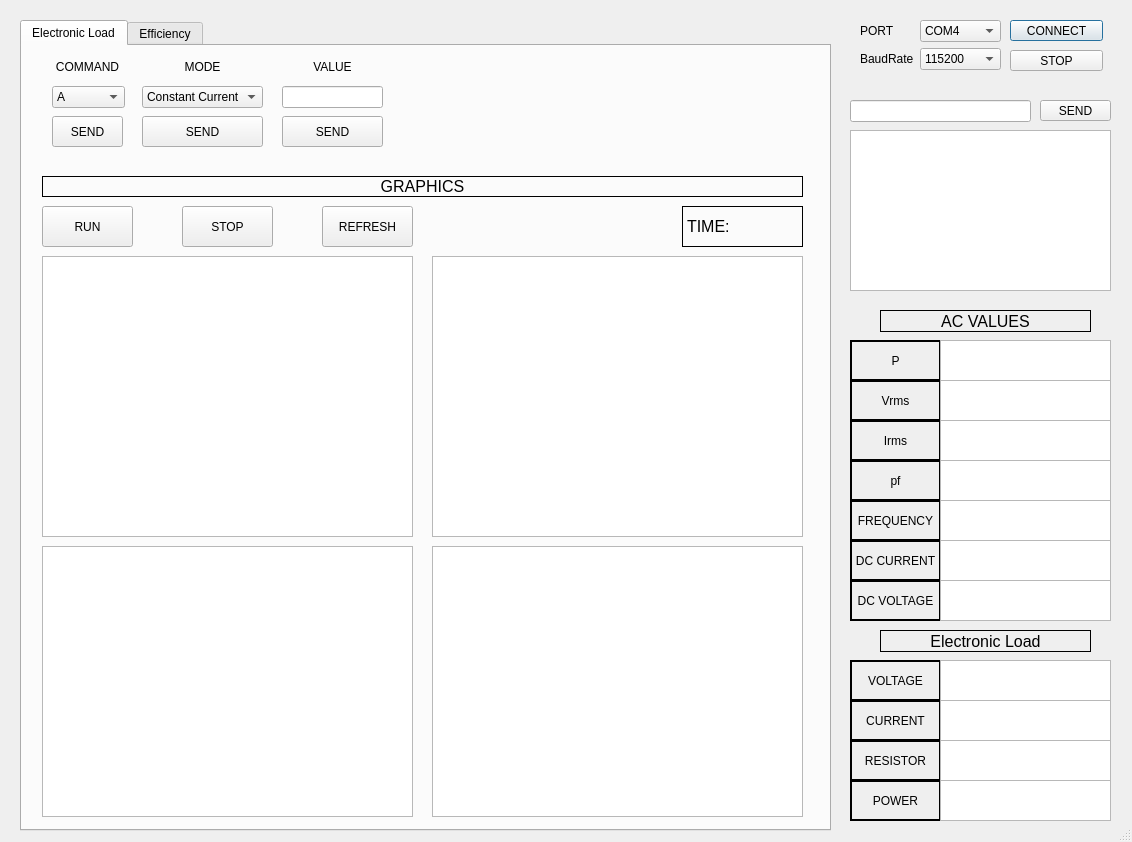
Above: electronic_load_last.ui from erenakyol09/electricLoad_efficiency before the change. Below: the same form after it.
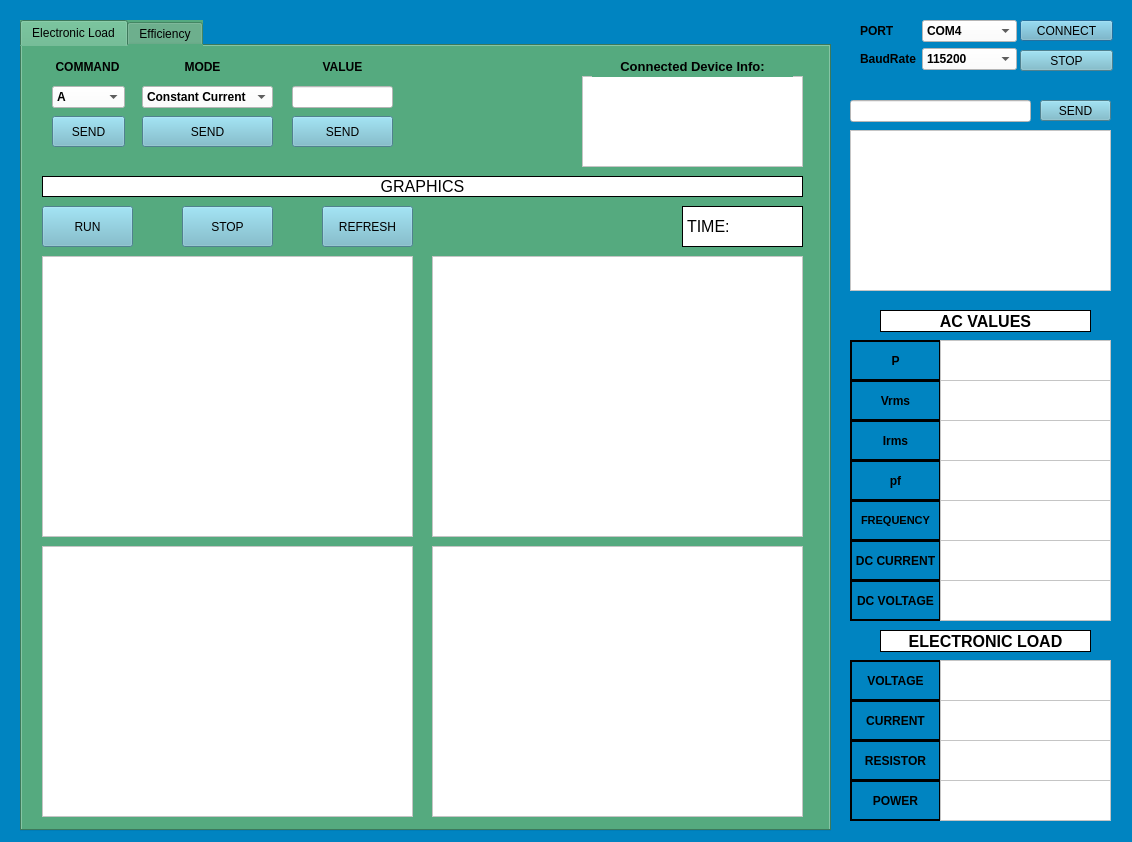
That is the form after the change.

```diff
--- a/electronic_load_last.ui
+++ b/electronic_load_last.ui
@@ -13,18 +13,24 @@
   <property name="windowTitle">
    <string>ELECTRONIC LOAD</string>
   </property>
+  <property name="styleSheet">
+   <string notr="true">background-color: rgb(0, 132, 193);</string>
+  </property>
   <property name="sizeGripEnabled">
    <bool>true</bool>
   </property>
   <widget class="QPushButton" name="pushButton">
    <property name="geometry">
     <rect>
-     <x>1010</x>
+     <x>1020</x>
      <y>20</y>
      <width>93</width>
      <height>21</height>
     </rect>
    </property>
+   <property name="styleSheet">
+    <string notr="true">background-color: rgb(112, 181, 200);</string>
+   </property>
    <property name="text">
     <string>CONNECT</string>
    </property>
@@ -32,12 +38,15 @@
   <widget class="QPushButton" name="pushButton_2">
    <property name="geometry">
     <rect>
-     <x>1010</x>
+     <x>1020</x>
      <y>50</y>
      <width>93</width>
      <height>21</height>
     </rect>
    </property>
+   <property name="styleSheet">
+    <string notr="true">background-color: rgb(112, 181, 200);</string>
+   </property>
    <property name="text">
     <string>STOP</string>
    </property>
@@ -47,20 +56,22 @@
     <rect>
      <x>860</x>
      <y>20</y>
-     <width>141</width>
-     <height>71</height>
+     <width>157</width>
+     <height>72</height>
     </rect>
    </property>
    <layout class="QFormLayout" name="formLayout">
-    <item row="0" column="0">
-     <widget class="QLabel" name="label_2">
-      <property name="text">
-       <string>PORT</string>
-      </property>
-     </widget>
-    </item>
     <item row="0" column="1">
      <widget class="QComboBox" name="comboBox">
+      <property name="font">
+       <font>
+        <weight>75</weight>
+        <bold>true</bold>
+       </font>
+      </property>
+      <property name="styleSheet">
+       <string notr="true">background-color: rgb(255, 255, 255);</string>
+      </property>
       <item>
        <property name="text">
         <string>COM4</string>
@@ -85,6 +96,13 @@
     </item>
     <item row="1" column="0">
      <widget class="QLabel" name="label">
+      <property name="font">
+       <font>
+        <pointsize>9</pointsize>
+        <weight>75</weight>
+        <bold>true</bold>
+       </font>
+      </property>
       <property name="text">
        <string>BaudRate</string>
       </property>
@@ -92,6 +110,15 @@
     </item>
     <item row="1" column="1">
      <widget class="QComboBox" name="comboBox_2">
+      <property name="font">
+       <font>
+        <weight>75</weight>
+        <bold>true</bold>
+       </font>
+      </property>
+      <property name="styleSheet">
+       <string notr="true">background-color: rgb(255, 255, 255);</string>
+      </property>
       <item>
        <property name="text">
         <string>115200</string>
@@ -124,6 +151,23 @@
       </item>
      </widget>
     </item>
+    <item row="0" column="0">
+     <widget class="QLabel" name="label_2">
+      <property name="font">
+       <font>
+        <pointsize>9</pointsize>
+        <weight>75</weight>
+        <bold>true</bold>
+       </font>
+      </property>
+      <property name="styleSheet">
+       <string notr="true"/>
+      </property>
+      <property name="text">
+       <string>PORT</string>
+      </property>
+     </widget>
+    </item>
    </layout>
   </widget>
   <widget class="QTextBrowser" name="textBrowser">
@@ -135,6 +179,9 @@
      <height>161</height>
     </rect>
    </property>
+   <property name="styleSheet">
+    <string notr="true">background-color: rgb(255, 255, 255);</string>
+   </property>
   </widget>
   <widget class="QLineEdit" name="lineEdit">
    <property name="geometry">
@@ -145,6 +192,9 @@
      <height>22</height>
     </rect>
    </property>
+   <property name="styleSheet">
+    <string notr="true">background-color: rgb(255, 255, 255);</string>
+   </property>
   </widget>
   <widget class="QPushButton" name="pushButton_3">
    <property name="geometry">
@@ -155,6 +205,9 @@
      <height>21</height>
     </rect>
    </property>
+   <property name="styleSheet">
+    <string notr="true">background-color: rgb(112, 181, 200);</string>
+   </property>
    <property name="text">
     <string>SEND</string>
    </property>
@@ -168,6 +221,12 @@
      <height>41</height>
     </rect>
    </property>
+   <property name="font">
+    <font>
+     <weight>75</weight>
+     <bold>true</bold>
+    </font>
+   </property>
    <property name="frameShape">
     <enum>QFrame::WinPanel</enum>
    </property>
@@ -187,6 +246,12 @@
      <height>41</height>
     </rect>
    </property>
+   <property name="font">
+    <font>
+     <weight>75</weight>
+     <bold>true</bold>
+    </font>
+   </property>
    <property name="frameShape">
     <enum>QFrame::WinPanel</enum>
    </property>
@@ -209,8 +274,13 @@
    <property name="font">
     <font>
      <pointsize>12</pointsize>
+     <weight>75</weight>
+     <bold>true</bold>
     </font>
    </property>
+   <property name="styleSheet">
+    <string notr="true">background-color: rgb(255, 255, 255);</string>
+   </property>
    <property name="frameShape">
     <enum>QFrame::Box</enum>
    </property>
@@ -230,6 +300,13 @@
      <height>41</height>
     </rect>
    </property>
+   <property name="font">
+    <font>
+     <pointsize>9</pointsize>
+     <weight>75</weight>
+     <bold>true</bold>
+    </font>
+   </property>
    <property name="frameShape">
     <enum>QFrame::WinPanel</enum>
    </property>
@@ -249,6 +326,13 @@
      <height>41</height>
     </rect>
    </property>
+   <property name="font">
+    <font>
+     <pointsize>9</pointsize>
+     <weight>75</weight>
+     <bold>true</bold>
+    </font>
+   </property>
    <property name="frameShape">
     <enum>QFrame::WinPanel</enum>
    </property>
@@ -268,6 +352,13 @@
      <height>41</height>
     </rect>
    </property>
+   <property name="font">
+    <font>
+     <pointsize>9</pointsize>
+     <weight>75</weight>
+     <bold>true</bold>
+    </font>
+   </property>
    <property name="frameShape">
     <enum>QFrame::WinPanel</enum>
    </property>
@@ -287,6 +378,13 @@
      <height>41</height>
     </rect>
    </property>
+   <property name="font">
+    <font>
+     <pointsize>9</pointsize>
+     <weight>75</weight>
+     <bold>true</bold>
+    </font>
+   </property>
    <property name="frameShape">
     <enum>QFrame::WinPanel</enum>
    </property>
@@ -306,6 +404,13 @@
      <height>41</height>
     </rect>
    </property>
+   <property name="font">
+    <font>
+     <pointsize>8</pointsize>
+     <weight>75</weight>
+     <bold>true</bold>
+    </font>
+   </property>
    <property name="frameShape">
     <enum>QFrame::WinPanel</enum>
    </property>
@@ -333,6 +438,9 @@
    <property name="contextMenuPolicy">
     <enum>Qt::NoContextMenu</enum>
    </property>
+   <property name="styleSheet">
+    <string notr="true">background-color: rgb(255, 255, 255);</string>
+   </property>
    <property name="sizeAdjustPolicy">
     <enum>QAbstractScrollArea::AdjustIgnored</enum>
    </property>
@@ -353,6 +461,9 @@
      <height>41</height>
     </rect>
    </property>
+   <property name="styleSheet">
+    <string notr="true">background-color: rgb(255, 255, 255);</string>
+   </property>
    <property name="html">
     <string>&lt;!DOCTYPE HTML PUBLIC &quot;-//W3C//DTD HTML 4.0//EN&quot; &quot;http://www.w3.org/TR/REC-html40/strict.dtd&quot;&gt;
 &lt;html&gt;&lt;head&gt;&lt;meta name=&quot;qrichtext&quot; content=&quot;1&quot; /&gt;&lt;style type=&quot;text/css&quot;&gt;
@@ -370,6 +481,9 @@
      <height>41</height>
     </rect>
    </property>
+   <property name="styleSheet">
+    <string notr="true">background-color: rgb(255, 255, 255);</string>
+   </property>
    <property name="html">
     <string>&lt;!DOCTYPE HTML PUBLIC &quot;-//W3C//DTD HTML 4.0//EN&quot; &quot;http://www.w3.org/TR/REC-html40/strict.dtd&quot;&gt;
 &lt;html&gt;&lt;head&gt;&lt;meta name=&quot;qrichtext&quot; content=&quot;1&quot; /&gt;&lt;style type=&quot;text/css&quot;&gt;
@@ -387,6 +501,9 @@
      <height>41</height>
     </rect>
    </property>
+   <property name="styleSheet">
+    <string notr="true">background-color: rgb(255, 255, 255);</string>
+   </property>
    <property name="html">
     <string>&lt;!DOCTYPE HTML PUBLIC &quot;-//W3C//DTD HTML 4.0//EN&quot; &quot;http://www.w3.org/TR/REC-html40/strict.dtd&quot;&gt;
 &lt;html&gt;&lt;head&gt;&lt;meta name=&quot;qrichtext&quot; content=&quot;1&quot; /&gt;&lt;style type=&quot;text/css&quot;&gt;
@@ -404,6 +521,9 @@
      <height>41</height>
     </rect>
    </property>
+   <property name="styleSheet">
+    <string notr="true">background-color: rgb(255, 255, 255);</string>
+   </property>
    <property name="html">
     <string>&lt;!DOCTYPE HTML PUBLIC &quot;-//W3C//DTD HTML 4.0//EN&quot; &quot;http://www.w3.org/TR/REC-html40/strict.dtd&quot;&gt;
 &lt;html&gt;&lt;head&gt;&lt;meta name=&quot;qrichtext&quot; content=&quot;1&quot; /&gt;&lt;style type=&quot;text/css&quot;&gt;
@@ -421,6 +541,9 @@
      <height>41</height>
     </rect>
    </property>
+   <property name="styleSheet">
+    <string notr="true">background-color: rgb(255, 255, 255);</string>
+   </property>
    <property name="html">
     <string>&lt;!DOCTYPE HTML PUBLIC &quot;-//W3C//DTD HTML 4.0//EN&quot; &quot;http://www.w3.org/TR/REC-html40/strict.dtd&quot;&gt;
 &lt;html&gt;&lt;head&gt;&lt;meta name=&quot;qrichtext&quot; content=&quot;1&quot; /&gt;&lt;style type=&quot;text/css&quot;&gt;
@@ -438,6 +561,9 @@
      <height>41</height>
     </rect>
    </property>
+   <property name="styleSheet">
+    <string notr="true">background-color: rgb(255, 255, 255);</string>
+   </property>
    <property name="html">
     <string>&lt;!DOCTYPE HTML PUBLIC &quot;-//W3C//DTD HTML 4.0//EN&quot; &quot;http://www.w3.org/TR/REC-html40/strict.dtd&quot;&gt;
 &lt;html&gt;&lt;head&gt;&lt;meta name=&quot;qrichtext&quot; content=&quot;1&quot; /&gt;&lt;style type=&quot;text/css&quot;&gt;
@@ -455,6 +581,13 @@
      <height>41</height>
     </rect>
    </property>
+   <property name="font">
+    <font>
+     <pointsize>9</pointsize>
+     <weight>75</weight>
+     <bold>true</bold>
+    </font>
+   </property>
    <property name="frameShape">
     <enum>QFrame::WinPanel</enum>
    </property>
@@ -474,6 +607,13 @@
      <height>41</height>
     </rect>
    </property>
+   <property name="font">
+    <font>
+     <pointsize>9</pointsize>
+     <weight>75</weight>
+     <bold>true</bold>
+    </font>
+   </property>
    <property name="frameShape">
     <enum>QFrame::WinPanel</enum>
    </property>
@@ -493,6 +633,9 @@
      <height>41</height>
     </rect>
    </property>
+   <property name="styleSheet">
+    <string notr="true">background-color: rgb(255, 255, 255);</string>
+   </property>
    <property name="html">
     <string>&lt;!DOCTYPE HTML PUBLIC &quot;-//W3C//DTD HTML 4.0//EN&quot; &quot;http://www.w3.org/TR/REC-html40/strict.dtd&quot;&gt;
 &lt;html&gt;&lt;head&gt;&lt;meta name=&quot;qrichtext&quot; content=&quot;1&quot; /&gt;&lt;style type=&quot;text/css&quot;&gt;
@@ -513,13 +656,18 @@
    <property name="font">
     <font>
      <pointsize>12</pointsize>
+     <weight>75</weight>
+     <bold>true</bold>
     </font>
    </property>
+   <property name="styleSheet">
+    <string notr="true">background-color: rgb(255, 255, 255);</string>
+   </property>
    <property name="frameShape">
     <enum>QFrame::Box</enum>
    </property>
    <property name="text">
-    <string>Electronic Load</string>
+    <string>ELECTRONIC LOAD</string>
    </property>
    <property name="alignment">
     <set>Qt::AlignCenter</set>
@@ -542,6 +690,9 @@
    <property name="contextMenuPolicy">
     <enum>Qt::NoContextMenu</enum>
    </property>
+   <property name="styleSheet">
+    <string notr="true">background-color: rgb(255, 255, 255);</string>
+   </property>
    <property name="sizeAdjustPolicy">
     <enum>QAbstractScrollArea::AdjustIgnored</enum>
    </property>
@@ -562,6 +713,9 @@
      <height>811</height>
     </rect>
    </property>
+   <property name="styleSheet">
+    <string notr="true">background-color: rgb(85, 170, 127);</string>
+   </property>
    <property name="currentIndex">
     <number>0</number>
    </property>
@@ -574,10 +728,13 @@
       <rect>
        <x>30</x>
        <y>70</y>
-       <width>71</width>
+       <width>73</width>
        <height>31</height>
       </rect>
      </property>
+     <property name="styleSheet">
+      <string notr="true">background-color: rgb(112, 181, 200);</string>
+     </property>
      <property name="text">
       <string>SEND</string>
      </property>
@@ -591,6 +748,15 @@
        <height>22</height>
       </rect>
      </property>
+     <property name="font">
+      <font>
+       <weight>75</weight>
+       <bold>true</bold>
+      </font>
+     </property>
+     <property name="styleSheet">
+      <string notr="true">background-color: rgb(255, 255, 255);</string>
+     </property>
      <item>
       <property name="text">
        <string>A</string>
@@ -610,12 +776,19 @@
     <widget class="QLabel" name="label_3">
      <property name="geometry">
       <rect>
-       <x>30</x>
+       <x>20</x>
        <y>10</y>
-       <width>71</width>
+       <width>91</width>
        <height>22</height>
       </rect>
      </property>
+     <property name="font">
+      <font>
+       <pointsize>9</pointsize>
+       <weight>75</weight>
+       <bold>true</bold>
+      </font>
+     </property>
      <property name="text">
       <string>COMMAND</string>
      </property>
@@ -628,10 +801,19 @@
       <rect>
        <x>120</x>
        <y>40</y>
-       <width>121</width>
+       <width>131</width>
        <height>22</height>
       </rect>
      </property>
+     <property name="font">
+      <font>
+       <weight>75</weight>
+       <bold>true</bold>
+      </font>
+     </property>
+     <property name="styleSheet">
+      <string notr="true">background-color: rgb(255, 255, 255);</string>
+     </property>
      <item>
       <property name="text">
        <string>Constant Current</string>
@@ -662,6 +844,13 @@
        <height>22</height>
       </rect>
      </property>
+     <property name="font">
+      <font>
+       <pointsize>9</pointsize>
+       <weight>75</weight>
+       <bold>true</bold>
+      </font>
+     </property>
      <property name="text">
       <string>MODE</string>
      </property>
@@ -672,12 +861,15 @@
     <widget class="QLineEdit" name="lineEdit_2">
      <property name="geometry">
       <rect>
-       <x>260</x>
+       <x>270</x>
        <y>40</y>
        <width>101</width>
        <height>22</height>
       </rect>
      </property>
+     <property name="styleSheet">
+      <string notr="true">background-color: rgb(255, 255, 255);</string>
+     </property>
      <property name="alignment">
       <set>Qt::AlignCenter</set>
      </property>
@@ -685,12 +877,19 @@
     <widget class="QLabel" name="label_7">
      <property name="geometry">
       <rect>
-       <x>260</x>
+       <x>270</x>
        <y>10</y>
        <width>101</width>
        <height>22</height>
       </rect>
      </property>
+     <property name="font">
+      <font>
+       <pointsize>9</pointsize>
+       <weight>75</weight>
+       <bold>true</bold>
+      </font>
+     </property>
      <property name="text">
       <string>VALUE</string>
      </property>
@@ -703,10 +902,13 @@
       <rect>
        <x>120</x>
        <y>70</y>
-       <width>121</width>
+       <width>131</width>
        <height>31</height>
       </rect>
      </property>
+     <property name="styleSheet">
+      <string notr="true">background-color: rgb(112, 181, 200);</string>
+     </property>
      <property name="text">
       <string>SEND</string>
      </property>
@@ -714,12 +916,15 @@
     <widget class="QPushButton" name="pushButton_6">
      <property name="geometry">
       <rect>
-       <x>260</x>
+       <x>270</x>
        <y>70</y>
        <width>101</width>
        <height>31</height>
       </rect>
      </property>
+     <property name="styleSheet">
+      <string notr="true">background-color: rgb(112, 181, 200);</string>
+     </property>
      <property name="text">
       <string>SEND</string>
      </property>
@@ -738,6 +943,9 @@
        <pointsize>12</pointsize>
       </font>
      </property>
+     <property name="styleSheet">
+      <string notr="true">background-color: rgb(255, 255, 255);</string>
+     </property>
      <property name="frameShape">
       <enum>QFrame::Box</enum>
      </property>
@@ -757,6 +965,9 @@
        <height>281</height>
       </rect>
      </property>
+     <property name="styleSheet">
+      <string notr="true">background-color: rgb(255, 255, 255);</string>
+     </property>
     </widget>
     <widget class="QGraphicsView" name="Current_Voltgae">
      <property name="geometry">
@@ -767,6 +978,9 @@
        <height>281</height>
       </rect>
      </property>
+     <property name="styleSheet">
+      <string notr="true">background-color: rgb(255, 255, 255);</string>
+     </property>
     </widget>
     <widget class="QGraphicsView" name="Power_Time">
      <property name="geometry">
@@ -777,6 +991,9 @@
        <height>271</height>
       </rect>
      </property>
+     <property name="styleSheet">
+      <string notr="true">background-color: rgb(255, 255, 255);</string>
+     </property>
     </widget>
     <widget class="QGraphicsView" name="Current_Time">
      <property name="geometry">
@@ -787,6 +1004,9 @@
        <height>271</height>
       </rect>
      </property>
+     <property name="styleSheet">
+      <string notr="true">background-color: rgb(255, 255, 255);</string>
+     </property>
     </widget>
     <widget class="QLabel" name="label_34">
      <property name="geometry">
@@ -802,6 +1022,9 @@
        <pointsize>12</pointsize>
       </font>
      </property>
+     <property name="styleSheet">
+      <string notr="true">background-color: rgb(255, 255, 255);</string>
+     </property>
      <property name="frameShape">
       <enum>QFrame::Box</enum>
      </property>
@@ -821,6 +1044,9 @@
        <height>41</height>
       </rect>
      </property>
+     <property name="styleSheet">
+      <string notr="true">background-color: rgb(112, 181, 200);</string>
+     </property>
      <property name="text">
       <string>RUN</string>
      </property>
@@ -834,6 +1060,9 @@
        <height>41</height>
       </rect>
      </property>
+     <property name="styleSheet">
+      <string notr="true">background-color: rgb(112, 181, 200);</string>
+     </property>
      <property name="text">
       <string>STOP</string>
      </property>
@@ -847,30 +1076,56 @@
        <height>41</height>
       </rect>
      </property>
+     <property name="styleSheet">
+      <string notr="true">background-color: rgb(112, 181, 200);</string>
+     </property>
      <property name="text">
       <string>REFRESH</string>
      </property>
     </widget>
-    <zorder>pushButton_4</zorder>
-    <zorder>comboBox_3</zorder>
-    <zorder>label_3</zorder>
-    <zorder>comboBox_4</zorder>
-    <zorder>label_4</zorder>
-    <zorder>lineEdit_2</zorder>
-    <zorder>label_7</zorder>
-    <zorder>pushButton_5</zorder>
-    <zorder>pushButton_6</zorder>
-    <zorder>label_32</zorder>
-    <zorder>Voltage_Time</zorder>
-    <zorder>Current_Voltgae</zorder>
-    <zorder>Power_Time</zorder>
-    <zorder>Current_Time</zorder>
-    <zorder>label_34</zorder>
-    <zorder>pushButton_10</zorder>
-    <zorder>pushButton_11</zorder>
-    <zorder>pushButton_12</zorder>
-    <zorder>label_21</zorder>
-    <zorder>label_18</zorder>
+    <widget class="QTextBrowser" name="textBrowser_9">
+     <property name="geometry">
+      <rect>
+       <x>560</x>
+       <y>30</y>
+       <width>221</width>
+       <height>91</height>
+      </rect>
+     </property>
+     <property name="styleSheet">
+      <string notr="true">background-color: rgb(255, 255, 255);</string>
+     </property>
+     <property name="html">
+      <string>&lt;!DOCTYPE HTML PUBLIC &quot;-//W3C//DTD HTML 4.0//EN&quot; &quot;http://www.w3.org/TR/REC-html40/strict.dtd&quot;&gt;
+&lt;html&gt;&lt;head&gt;&lt;meta name=&quot;qrichtext&quot; content=&quot;1&quot; /&gt;&lt;style type=&quot;text/css&quot;&gt;
+p, li { white-space: pre-wrap; }
+&lt;/style&gt;&lt;/head&gt;&lt;body style=&quot; font-family:'MS Shell Dlg 2'; font-size:7.8pt; font-weight:400; font-style:normal;&quot;&gt;
+&lt;p style=&quot;-qt-paragraph-type:empty; margin-top:0px; margin-bottom:0px; margin-left:0px; margin-right:0px; -qt-block-indent:0; text-indent:0px;&quot;&gt;&lt;br /&gt;&lt;/p&gt;&lt;/body&gt;&lt;/html&gt;</string>
+     </property>
+    </widget>
+    <widget class="QLabel" name="label_8">
+     <property name="geometry">
+      <rect>
+       <x>570</x>
+       <y>10</y>
+       <width>201</width>
+       <height>21</height>
+      </rect>
+     </property>
+     <property name="font">
+      <font>
+       <pointsize>10</pointsize>
+       <weight>75</weight>
+       <bold>true</bold>
+      </font>
+     </property>
+     <property name="text">
+      <string>Connected Device Info:</string>
+     </property>
+     <property name="alignment">
+      <set>Qt::AlignCenter</set>
+     </property>
+    </widget>
    </widget>
    <widget class="QWidget" name="tab_2">
     <attribute name="title">
@@ -887,6 +1142,13 @@
      <height>41</height>
     </rect>
    </property>
+   <property name="font">
+    <font>
+     <pointsize>9</pointsize>
+     <weight>75</weight>
+     <bold>true</bold>
+    </font>
+   </property>
    <property name="frameShape">
     <enum>QFrame::WinPanel</enum>
    </property>
@@ -906,6 +1168,13 @@
      <height>41</height>
     </rect>
    </property>
+   <property name="font">
+    <font>
+     <pointsize>9</pointsize>
+     <weight>75</weight>
+     <bold>true</bold>
+    </font>
+   </property>
    <property name="frameShape">
     <enum>QFrame::WinPanel</enum>
    </property>
@@ -925,6 +1194,9 @@
      <height>41</height>
     </rect>
    </property>
+   <property name="styleSheet">
+    <string notr="true">background-color: rgb(255, 255, 255);</string>
+   </property>
    <property name="html">
     <string>&lt;!DOCTYPE HTML PUBLIC &quot;-//W3C//DTD HTML 4.0//EN&quot; &quot;http://www.w3.org/TR/REC-html40/strict.dtd&quot;&gt;
 &lt;html&gt;&lt;head&gt;&lt;meta name=&quot;qrichtext&quot; content=&quot;1&quot; /&gt;&lt;style type=&quot;text/css&quot;&gt;
@@ -950,6 +1222,9 @@
    <property name="contextMenuPolicy">
     <enum>Qt::NoContextMenu</enum>
    </property>
+   <property name="styleSheet">
+    <string notr="true">background-color: rgb(255, 255, 255);</string>
+   </property>
    <property name="sizeAdjustPolicy">
     <enum>QAbstractScrollArea::AdjustIgnored</enum>
    </property>
```
